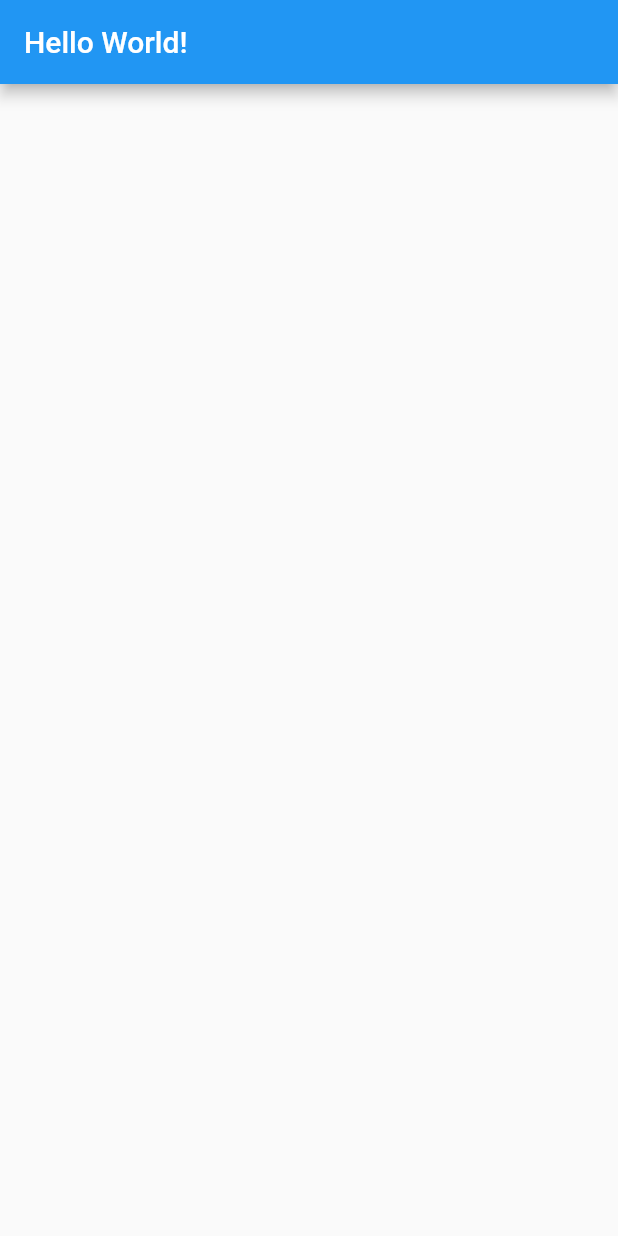
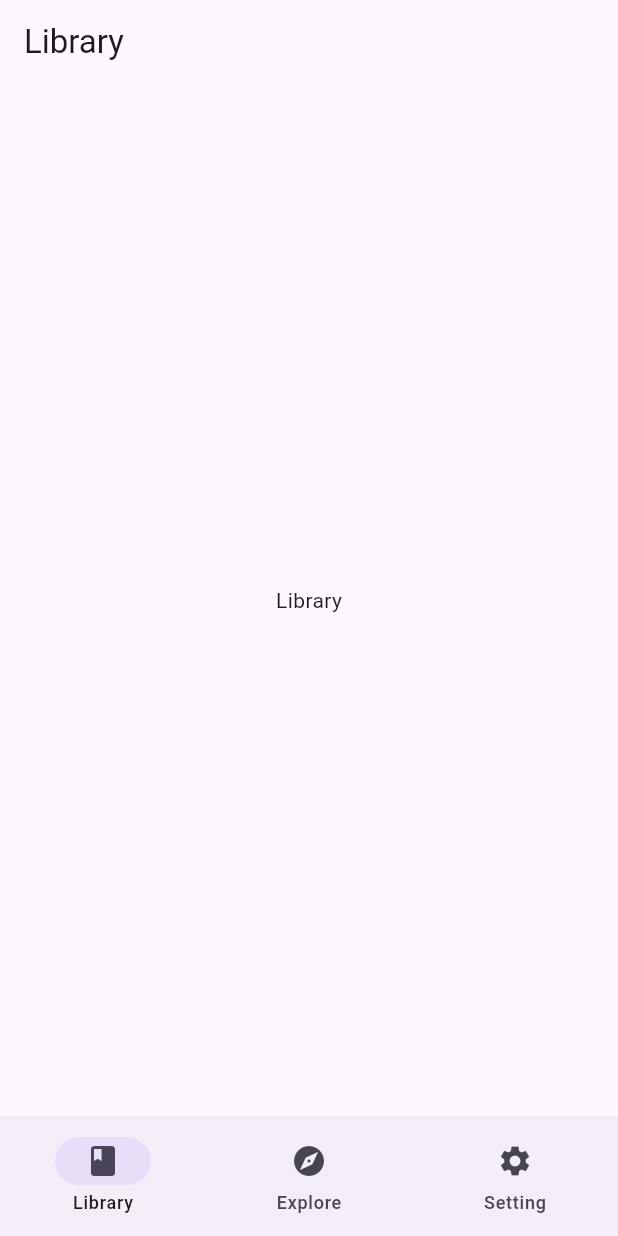
Before and after one commit to kazemcodes/IStream, a Flutter app: the screen it shows after launch, on a phone screen of 412 x 824 dp. Run offline on Flutter 3.47's test engine with Material 2 defaults, Android fonts, the phone set to English and light mode, and no system bars; our stand-ins replace get; generated files the repository leaves out were written again.

Commit message:
setup i18n and basic home screen

```diff
--- a/lib/l10n/app_en.arb
+++ b/lib/l10n/app_en.arb
@@ -1,6 +1,5 @@
 {
-  "helloWorld": "Hello World!",
-  "@helloWorld": {
-    "description": "The conventional newborn programmer greeting"
-  }
+  "library": "Library",
+  "explore": "Explore",
+  "setting": "Setting"
 }
--- a/lib/l10n/app_es.arb
+++ /dev/null
@@ -1,3 +0,0 @@
-{
-    "helloWorld": "¡Hola Mundo!"
-}
--- a/lib/main.dart
+++ b/lib/main.dart
@@ -1,6 +1,7 @@
 import 'package:flutter/material.dart';
-import 'package:flutter_localizations/flutter_localizations.dart';
 import 'package:flutter_gen/gen_l10n/app_localizations.dart';
+import 'package:get/get.dart';
+import 'package:istream/presentation/screens/home.dart';
 
 void main() {
   runApp(const MyApp());
@@ -12,33 +13,21 @@ class MyApp extends StatelessWidget {
   // This widget is the root of your application.
   @override
   Widget build(BuildContext context) {
-    return MaterialApp(
-      title: 'Flutter Demo',
+    return GetMaterialApp(
+      title: 'IStream',
       debugShowCheckedModeBanner: false,
       theme: ThemeData(
         primarySwatch: Colors.blue,
+        useMaterial3: true,
       ),
       localizationsDelegates: AppLocalizations.localizationsDelegates,
       supportedLocales: AppLocalizations.supportedLocales,
-      home:  const CenterName(),
+      home: const HomeScreens(),
     );
   }
 }
 
-class CenterName extends StatefulWidget {
-  const CenterName({Key? key}) : super(key: key);
-
-  @override
-  State<CenterName> createState() => _CenterNameState();
+class MainController extends GetxController {
+  var count = 0;
+  void increase() => count++;
 }
-
-class _CenterNameState extends State<CenterName> {
-  @override
-  Widget build(BuildContext context) {
-    return Scaffold(
-      appBar: AppBar(
-        title: Text(AppLocalizations.of(context)!.helloWorld),
-      ),
-    );
-  }
-}
--- /dev/null
+++ b/lib/presentation/screens/home.dart
@@ -0,0 +1,55 @@
+import 'package:flutter/material.dart';
+import 'package:flutter_gen/gen_l10n/app_localizations.dart';
+
+class HomeScreens extends StatefulWidget {
+  const HomeScreens({Key? key}) : super(key: key);
+
+  @override
+  State<HomeScreens> createState() => _HomeScreensState();
+}
+
+class _HomeScreensState extends State<HomeScreens> {
+  int _selectedIndex = 0;
+
+  List<Widget> _widgetOptions(BuildContext context) {
+    return <Widget>[
+      Text(AppLocalizations.of(context)!.library),
+      Text(AppLocalizations.of(context)!.explore),
+      Text(AppLocalizations.of(context)!.setting),
+    ];
+  }
+
+  void _onItemTapped(int index) {
+    setState(() {
+      _selectedIndex = index;
+    });
+  }
+
+  @override
+  Widget build(BuildContext context) {
+    return Scaffold(
+      appBar: AppBar(title: _widgetOptions(context).elementAt(_selectedIndex)),
+      body: Center(
+        child: _widgetOptions(context).elementAt(_selectedIndex),
+      ),
+      bottomNavigationBar: NavigationBar(
+        destinations: <NavigationDestination>[
+          NavigationDestination(
+            icon: const Icon(Icons.book),
+            label: AppLocalizations.of(context)!.library,
+          ),
+          NavigationDestination(
+            icon: const Icon(Icons.explore),
+            label: AppLocalizations.of(context)!.explore,
+          ),
+          NavigationDestination(
+            icon: const Icon(Icons.settings),
+            label: AppLocalizations.of(context)!.setting,
+          ),
+        ],
+        onDestinationSelected: _onItemTapped,
+        selectedIndex: _selectedIndex,
+      ),
+    );
+  }
+}
--- a/pubspec.yaml
+++ b/pubspec.yaml
@@ -14,6 +14,7 @@ dependencies:
   flutter_localizations:
     sdk: flutter
   intl: any
+  get: ^4.6.5
 
 dev_dependencies:
   flutter_test:
```
Also changed, not shown: lib/presentation/theme/color_schemes.g.dart (added), lib/presentation/theme/main.g.dart (added), pubspec.lock.
